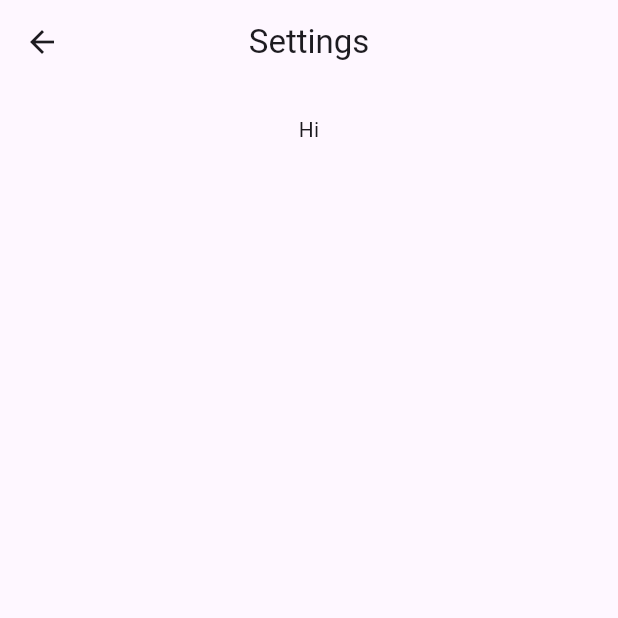
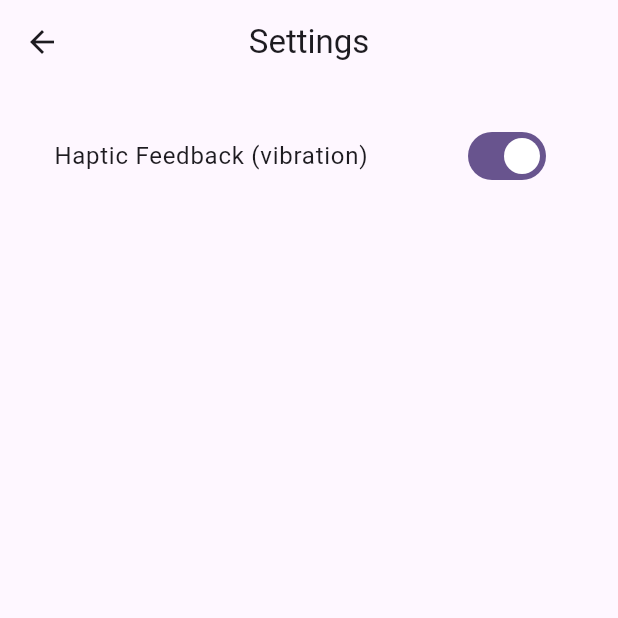
Before and after one commit to FelicianoTech/simon-remix, a Flutter app: the SettingsPage screen opened by its route, on a phone screen of 412 x 824 dp, the top half of it. Run offline on Flutter 3.47's test engine with Material 3 defaults, Android fonts, the phone set to English and light mode, and no system bars; our stand-ins replace shared_preferences, vibration; accounts and stored records are empty.

Commit message:
Allow turning vibration off (#24)

```diff
--- a/lib/pages/game.dart
+++ b/lib/pages/game.dart
@@ -163,15 +163,21 @@ class GamePageState extends State<GamePage> {
   }
 
   void verifyBid(SimonColor simonColor) {
+    bool vibrate = prefs.getBool('haptic') ?? true;
     choiceIndex++;
 
     if (simonColor != choices[choiceIndex]) {
-      Vibration.vibrate(duration: 900);
+      if (vibrate) {
+        Vibration.vibrate(duration: 900);
+      }
+
       endGame();
 
       return;
     } else {
-      Vibration.vibrate(duration: 200);
+      if (vibrate) {
+        Vibration.vibrate(duration: 200);
+      }
     }
 
     if (choiceIndex == (choices.length - 1)) {
--- a/lib/pages/settings.dart
+++ b/lib/pages/settings.dart
@@ -3,9 +3,14 @@ import 'package:flutter/services.dart';
 import 'package:url_launcher/url_launcher.dart';
 import '../values.dart' as global;
 
-class SettingsPage extends StatelessWidget {
-  SettingsPage({super.key});
+class SettingsPage extends StatefulWidget {
+  const SettingsPage({super.key});
 
+  @override
+  State<SettingsPage> createState() => _SettingsPageState();
+}
+
+class _SettingsPageState extends State<SettingsPage> {
   @override
   Widget build(BuildContext context) {
     return Scaffold(
@@ -18,7 +23,15 @@ class SettingsPage extends StatelessWidget {
         child: Center(
           child: Column(
             children: <Widget>[
-              Text("Hi"),
+              SwitchListTile(
+                title: const Text("Haptic Feedback (vibration)"),
+                value: global.prefs.getBool('haptic') ?? true,
+                onChanged: (bool value) {
+                  setState(() {
+                    global.prefs.setBool('haptic', value);
+                  });
+                },
+              ),
             ],
           ),
         ), // Center
```
